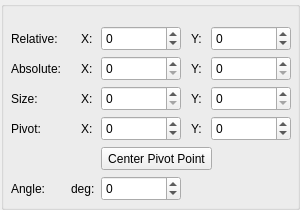
xaoctech/dava.engine, file Tools/UIEditor/UI/rectpropertygridwidget.ui: the form before one commit.
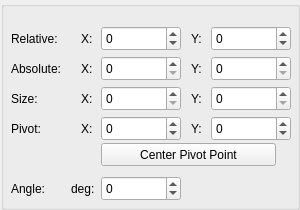
The form after the commit.

Commit message: [DF-739] - Center Pivot Point feature is implemented - MacOS changes.

Diff of the .ui file:
```diff
--- a/Tools/UIEditor/UI/rectpropertygridwidget.ui
+++ b/Tools/UIEditor/UI/rectpropertygridwidget.ui
@@ -403,8 +403,8 @@
     <property name="geometry">
      <rect>
       <x>100</x>
-      <y>146</y>
-      <width>111</width>
+      <y>142</y>
+      <width>175</width>
       <height>23</height>
      </rect>
     </property>
```
The commit also changes 1 other file.
